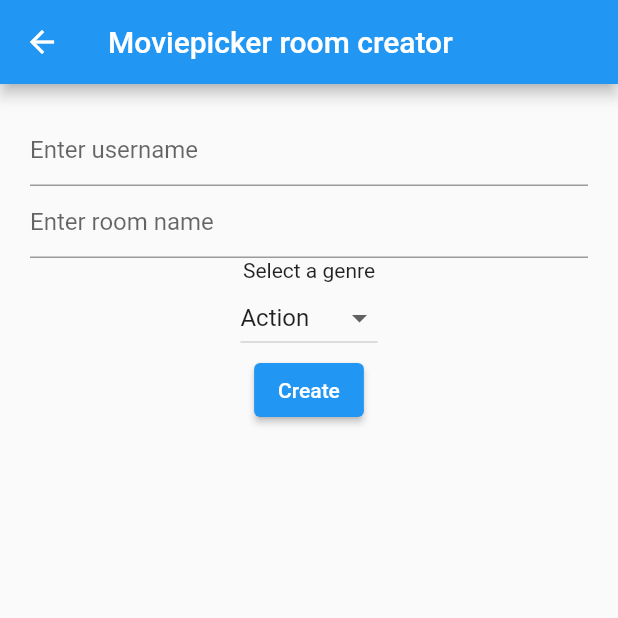
After one commit to ucll-mobile-2021/project-jeroenanthonyseppewout, a Flutter app: the screen it shows after launch, after a tap on "Create a room", on a phone screen of 412 x 824 dp, the top half of it. The commit adds this screen. Run offline on Flutter 3.47's test engine with Material 2 defaults, Android fonts, the phone set to English and light mode, and no system bars; our stand-ins replace cloud_firestore, firebase_database; accounts and stored records are empty.

Commit message:
first core functionality

```diff
--- /dev/null
+++ b/lib/TODO.txt
@@ -0,0 +1,2 @@
+-username uniqe constraints maken
+-mogelijkheid om 'vorige' te doen bij room lobby verwijderen
--- /dev/null
+++ b/lib/roomcreator.dart
@@ -0,0 +1,125 @@
+import 'dart:math';
+
+import 'package:firebase_database/firebase_database.dart';
+import 'package:flutter/material.dart';
+import 'package:flutter/widgets.dart';
+import 'package:movies_app/roomlobby.dart';
+//import 'package:cloud_firestore/cloud_firestore.dart';
+
+class RoomCreator extends StatefulWidget {
+  @override
+  _RoomCreatorState createState() => _RoomCreatorState();
+}
+
+class _RoomCreatorState extends State<RoomCreator> {
+  final _creatorFormKey = GlobalKey<FormState>();
+  final database = FirebaseDatabase.instance;
+  String username = "";
+  String roomName = "";
+  String genre = "Action";
+
+  @override
+  Widget build(BuildContext context) {
+    return Scaffold(
+      appBar: AppBar(
+        title: Text('Moviepicker room creator'),
+      ),
+      body: SingleChildScrollView(
+          child: Column(children: <Widget>[
+        //Text("Create a room"),
+        Container(
+            margin: EdgeInsets.all(20),
+            child: Form(
+              key: _creatorFormKey,
+              child: Column(
+                children: <Widget>[
+                  usernameField(),
+                  roomNameField(),
+                  Text("Select a genre"),
+                  categoryPicker(),
+                  createButton(),
+                ],
+              ),
+            )),
+      ])),
+    );
+  }
+
+  TextFormField usernameField() {
+    return TextFormField(
+        decoration: InputDecoration(hintText: 'Enter username'),
+        validator: (value) {
+          if (value.isEmpty) {
+            return 'Name cannot be empty';
+          }
+          else{
+            username = value;
+          }
+          return null;
+        });
+  }
+
+  TextFormField roomNameField() {
+    return TextFormField(
+        decoration: InputDecoration(hintText: 'Enter room name'),
+        validator: (value) {
+          if (value.isEmpty) {
+            return 'Name cannot be empty';
+          }
+          else{
+            roomName = value;
+          }
+          return null;
+        });
+  }
+
+  DropdownButton categoryPicker(){
+    String selectedCategory;
+    return DropdownButton<String>(
+        //hint: Text('Choose a genre'),
+        onChanged: (String changedValue) {
+          genre = changedValue;
+          setState(() {
+            genre;
+          });
+        },
+        value: genre,
+        items: <String>['Action', 'Comedy', 'Drama', 'Romance']
+            .map((String value) {
+          return new DropdownMenuItem<String>(
+            value: value,
+            child: new Text(value),
+          );
+        }).toList(),
+    );
+  }
+
+  ElevatedButton createButton() {
+    return ElevatedButton(
+      onPressed: () {
+        if (_creatorFormKey.currentState.validate()) {
+
+          //code genereren
+          Random random = new Random();
+          int code = random.nextInt(899999) + 100000;
+
+          //gegevens in db
+          final db = database.reference();
+          db.child('rooms').child(code.toString()).child("roomname").set(roomName);
+          db.child('rooms').child(code.toString()).child("creator").set(username);
+          db.child('rooms').child(code.toString()).child("genre").set(genre.toLowerCase());
+
+          Navigator.push(
+            context,
+              MaterialPageRoute(builder: (context) => RoomLobby(
+                  username: username,
+                  roomName: roomName,
+                  genre: genre,
+                  code: code))
+          );
+        }
+      },
+      child: Text('Create'),
+    );
+  }
+}
--- /dev/null
+++ b/lib/roomlobby.dart
@@ -0,0 +1,62 @@
+import 'package:firebase_database/firebase_database.dart';
+import 'package:flutter/material.dart';
+//import 'package:cloud_firestore/cloud_firestore.dart';
+
+class RoomLobby extends StatefulWidget{
+  String username;
+  String roomName;
+  String genre;
+  int code;
+  RoomLobby({Key key, @required this.username, @required this.roomName, @required this.code, @required this.genre}) : super(key: key);
+  @override
+  _RoomLobbyState createState() => _RoomLobbyState(username, roomName, code, genre);
+}
+
+class _RoomLobbyState extends State<RoomLobby> {
+  String username = "e";
+  String roomName = "e";
+  String genre = "e";
+  int code = 0;
+  List<String> participants = ["test","test2","test2","test2","test2","test2","test2","test2"];
+
+  _RoomLobbyState(String username, String roomName, int code, String genre) :
+        this.username = username,
+        this.roomName = roomName,
+        this.genre = genre,
+        this.code = code;
+
+  @override
+  Widget build(BuildContext context) {
+    return Scaffold(
+      appBar: AppBar(
+        title: Text("Room lobby"),
+      ),
+      body: lobbyStream(),
+    );
+  }
+
+  StreamBuilder<List<String>> lobbyStream(){
+    return StreamBuilder<List<String>>(
+        stream: participantNames,
+        builder: (context, snapshot){
+          List<String> participantData = snapshot.data;
+          return ListView.separated(
+              itemCount: participants.length,
+              itemBuilder: (BuildContext context, int index){
+                return Text("test");
+              },
+              separatorBuilder: (context, index) => Divider(),
+              );
+    });
+  }
+
+  Stream<List<String>> get participantNames async*{
+    for(var i = 0; i < participants.length; i++){
+      await Future.delayed(Duration(seconds: 1));
+      yield participants.sublist(0, i + 1);
+    }
+
+  }
+
+
+}
--- /dev/null
+++ b/lib/startscreen.dart
@@ -0,0 +1,55 @@
+import 'package:firebase_database/firebase_database.dart';
+import 'package:flutter/material.dart';
+import 'package:movies_app/roomcreator.dart';
+import 'package:movies_app/roomjoiner.dart';
+//import 'package:cloud_firestore/cloud_firestore.dart';
+
+class StartScreen extends StatefulWidget {
+  @override
+  _StartScreenState createState() => _StartScreenState();
+}
+
+class _StartScreenState extends State<StartScreen> {
+
+
+  @override
+  Widget build(BuildContext context) {
+    return Scaffold(
+      appBar: AppBar(
+        title: Text('Welcome to moviepicker'),
+      ),
+        body: Center(
+            child: Column(
+                children: <Widget>[
+                  Container(
+                    margin: EdgeInsets.all(20),
+                    child: FlatButton(
+                      child: Text('Create a room'),
+                      color: Colors.blueAccent,
+                      textColor: Colors.white,
+                      onPressed: () {
+                        Navigator.push(
+                            context,
+                            MaterialPageRoute(builder: (context) => RoomCreator()),
+                        );
+                      },
+                    ),
+                  ),
+                  Container(
+                    margin: EdgeInsets.all(20),
+                    child: FlatButton(
+                      child: Text('Join a room'),
+                      color: Colors.blueAccent,
+                      textColor: Colors.white,
+                      onPressed: () {
+                        Navigator.push(
+                          context,
+                          MaterialPageRoute(builder: (context) => RoomJoiner()),
+                        );
+                      },
+            ),
+          ),
+        ])),
+    );
+  }
+}
```
Also changed, not shown: lib/CustomDatabase.dart (added, +53 -0 lines), lib/main.dart (+12 -152 lines), lib/roomjoiner.dart (added, +126 -0 lines), pubspec.yaml (+9 -6 lines), assets/images/crying.png (deleted), assets/images/sos werken nie meme.jpg (deleted), assets/images/sossen meme.jpg (deleted), assets/images/t-is-de-schuld-van-de-sossen-of-farid.jpg (deleted), images/titanic.jpg (added), pubspec.lock, 18 other files.
